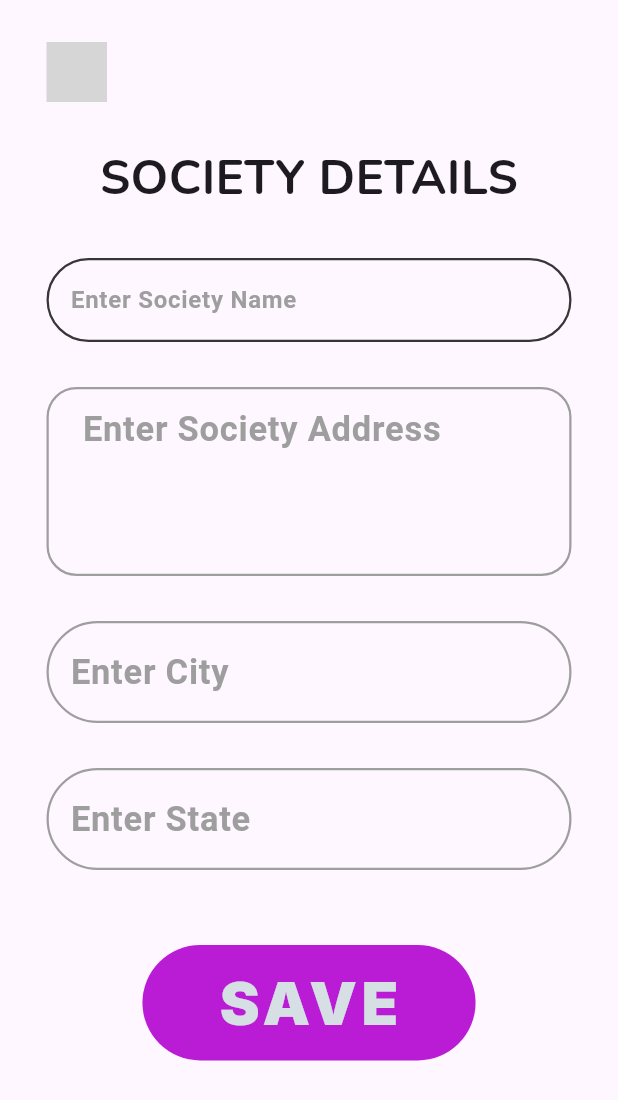
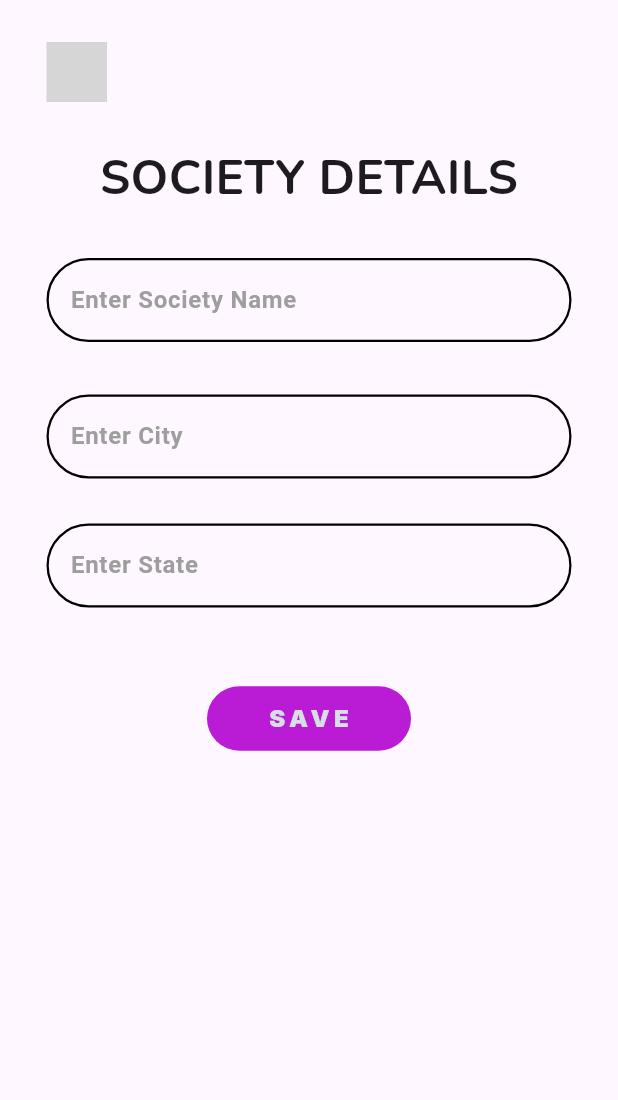
Before and after one commit to chetanyk655/Society, a Flutter app: the screen it shows after launch, on a phone screen of 412 x 824 dp. Shown: the top 1100 px of the screen. Run offline on Flutter 3.47's test engine with Material 3 defaults, Android fonts, the phone set to English and light mode, and no system bars; our stand-ins replace flutter_svg, google_fonts; grey boxes are pictures that could not be loaded.

Commit message:
size change kiya hai

```diff
--- a/lib/society_details.dart
+++ b/lib/society_details.dart
@@ -66,11 +66,40 @@ class _SocietyDetailsState extends State<SocietyDetails> {
                       hintText: "Enter Society Name",
                       focusedBorder: const OutlineInputBorder(
                         borderRadius: BorderRadius.all(Radius.circular(50)),
-                        borderSide: BorderSide(color: Color.fromARGB(255, 52, 51, 51), width: 1.5),
+                        borderSide: BorderSide(color: Color.fromARGB(255, 4, 0, 0), width: 1.5),
                       ),
                       enabledBorder: const OutlineInputBorder(
                         borderRadius: BorderRadius.all(Radius.circular(50)),
-                        borderSide: BorderSide(color: Color.fromARGB(255, 55, 54, 54), width: 1.5),
+                        borderSide: BorderSide(color: Color.fromARGB(255, 0, 0, 0), width: 1.5),
+                      ),
+                      hintStyle: GoogleFonts.roboto(
+                        color: Colors.grey,
+                        fontSize: 16,
+                        fontWeight: FontWeight.bold,
+                      ),
+                    ),
+                  ),
+                ),
+                const SizedBox(
+                  height: 35,
+                ),
+                SizedBox(
+                  width: 350,
+                  child: TextField(
+                    style: GoogleFonts.nunito(
+                      fontSize: 16,
+                      fontWeight: FontWeight.bold,
+                      color: const Color.fromARGB(255, 60, 58, 58),
+                    ),
+                    decoration: InputDecoration(
+                      hintText: "Enter City",
+                      focusedBorder: const OutlineInputBorder(
+                        borderRadius: BorderRadius.all(Radius.circular(50)),
+                        borderSide: BorderSide(color: Color.fromARGB(255, 6, 0, 0), width: 1.5),
+                      ),
+                      enabledBorder: const OutlineInputBorder(
+                        borderRadius: BorderRadius.all(Radius.circular(50)),
+                        borderSide: BorderSide(color: Color.fromARGB(255, 7, 0, 0), width: 1.5),
                       ),
                       hintStyle: GoogleFonts.roboto(
                         color: Colors.grey,
@@ -87,68 +116,7 @@ class _SocietyDetailsState extends State<SocietyDetails> {
                   width: 350,
                   child: TextField(
                     style: GoogleFonts.nunito(
-                      fontSize: 24,
-                      fontWeight: FontWeight.bold,
-                      color: const Color.fromARGB(255, 60, 58, 58),
-                    ),
-                    textAlignVertical: TextAlignVertical.top,
-                    decoration: InputDecoration(
-                      contentPadding:
-                          const EdgeInsets.only(bottom: 80, left: 20, top: 10),
-                      hintText: "Enter Society Address",
-                      focusedBorder: const OutlineInputBorder(
-                        borderRadius: BorderRadius.all(Radius.circular(20)),
-                        borderSide: BorderSide(color: Colors.grey, width: 1.5),
-                      ),
-                      enabledBorder: const OutlineInputBorder(
-                        borderRadius: BorderRadius.all(Radius.circular(20)),
-                        borderSide: BorderSide(color: Colors.grey, width: 1.5),
-                      ),
-                      hintStyle: GoogleFonts.roboto(
-                        color: Colors.grey,
-                        fontSize: 23,
-                        fontWeight: FontWeight.bold,
-                      ),
-                    ),
-                  ),
-                ),
-                const SizedBox(
-                  height: 30,
-                ),
-                SizedBox(
-                  width: 350,
-                  child: TextField(
-                    style: GoogleFonts.nunito(
-                      fontSize: 24,
-                      fontWeight: FontWeight.bold,
-                      color: const Color.fromARGB(255, 60, 58, 58),
-                    ),
-                    decoration: InputDecoration(
-                      hintText: "Enter City",
-                      focusedBorder: const OutlineInputBorder(
-                        borderRadius: BorderRadius.all(Radius.circular(50)),
-                        borderSide: BorderSide(color: Colors.grey, width: 1.5),
-                      ),
-                      enabledBorder: const OutlineInputBorder(
-                        borderRadius: BorderRadius.all(Radius.circular(50)),
-                        borderSide: BorderSide(color: Colors.grey, width: 1.5),
-                      ),
-                      hintStyle: GoogleFonts.roboto(
-                        color: Colors.grey,
-                        fontSize: 23,
-                        fontWeight: FontWeight.bold,
-                      ),
-                    ),
-                  ),
-                ),
-                const SizedBox(
-                  height: 30,
-                ),
-                SizedBox(
-                  width: 350,
-                  child: TextField(
-                    style: GoogleFonts.nunito(
-                      fontSize: 24,
+                      fontSize: 16,
                       fontWeight: FontWeight.bold,
                       color: const Color.fromARGB(255, 60, 58, 58),
                     ),
@@ -156,15 +124,15 @@ class _SocietyDetailsState extends State<SocietyDetails> {
                       hintText: "Enter State",
                       focusedBorder: const OutlineInputBorder(
                         borderRadius: BorderRadius.all(Radius.circular(50)),
-                        borderSide: BorderSide(color: Colors.grey, width: 1.5),
+                        borderSide: BorderSide(color: Color.fromARGB(255, 0, 0, 0), width: 1.5),
                       ),
                       enabledBorder: const OutlineInputBorder(
                         borderRadius: BorderRadius.all(Radius.circular(50)),
-                        borderSide: BorderSide(color: Colors.grey, width: 1.5),
+                        borderSide: BorderSide(color: Color.fromARGB(255, 0, 0, 0), width: 1.5),
                       ),
                       hintStyle: GoogleFonts.roboto(
                         color: Colors.grey,
-                        fontSize: 23,
+                        fontSize: 16,
                         fontWeight: FontWeight.bold,
                       ),
                     ),
@@ -178,12 +146,13 @@ class _SocietyDetailsState extends State<SocietyDetails> {
                     style: TextButton.styleFrom(
                       backgroundColor: const Color.fromARGB(255, 185, 28, 212),
                       padding: const EdgeInsets.symmetric(
-                          horizontal: 50, vertical: 10),
+                          horizontal: 40
+                          , vertical: 10),
                     ),
                     child: Text(
                       "SAVE",
                       style: GoogleFonts.inter(
-                          fontSize: 40,
+                          fontSize: 16,
                           letterSpacing: 3,
                           fontWeight: FontWeight.w900,
                           color: const Color.fromARGB(255, 214, 224, 228)),
```
